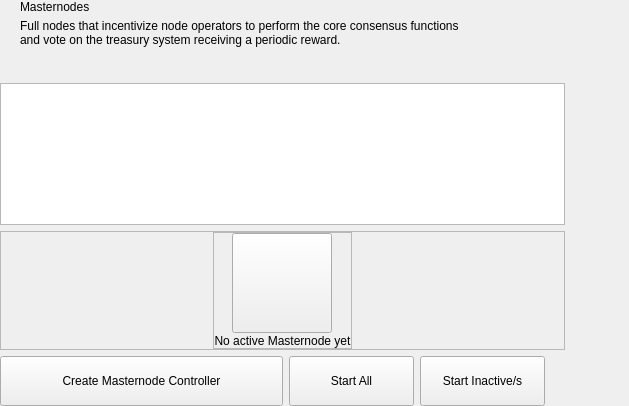
panleone/PIVX, file src/qt/pivx/forms/masternodeswidget.ui: the form before one commit.
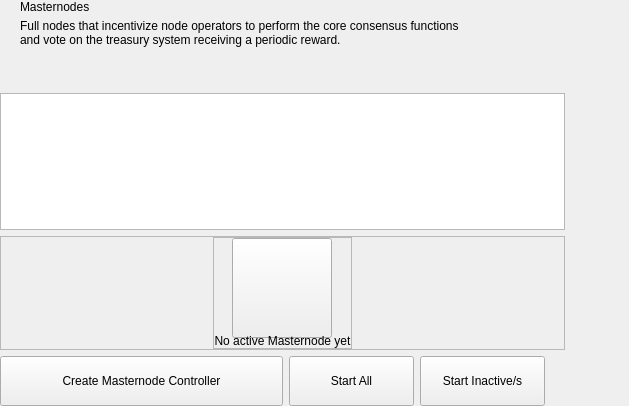
The form after the commit. Custom widgets are drawn as their Qt base class.

What changed in the file:
```diff
--- a/src/qt/pivx/forms/masternodeswidget.ui
+++ b/src/qt/pivx/forms/masternodeswidget.ui
@@ -105,7 +105,7 @@
           <property name="sizeHint" stdset="0">
            <size>
             <width>20</width>
-            <height>30</height>
+            <height>40</height>
            </size>
           </property>
          </spacer>
```
Left out of the diff: 10 changed lines with no effect on the pictures.
